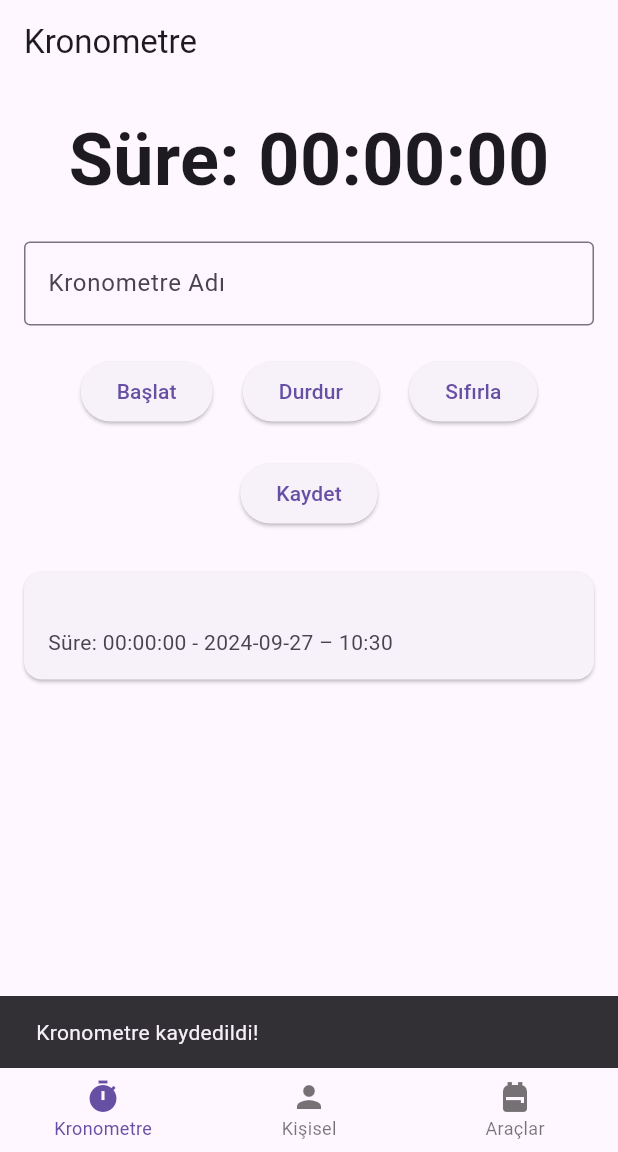
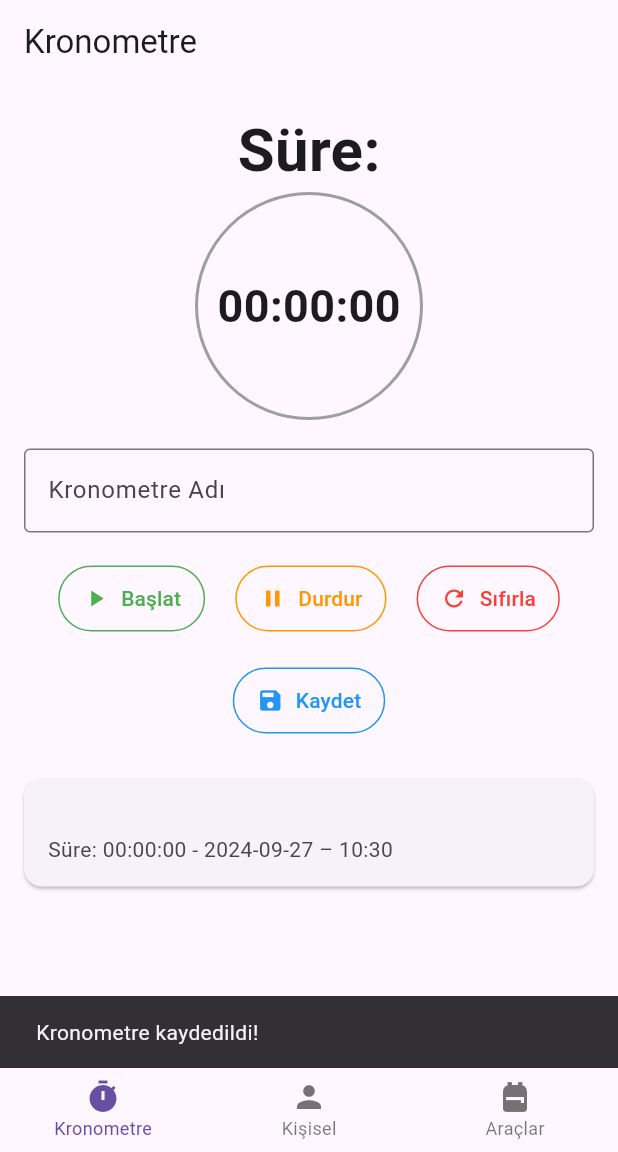
Before and after one commit to Mehm-Guldas/dusbuddy, a Flutter app: the screen it shows after launch, after a tap on "Kaydet", on a phone screen of 412 x 824 dp, the part 84-1236 px from its top. Run offline on Flutter 3.47's test engine with Material 3 defaults, Android fonts, the phone set to English and light mode, and no system bars; our stand-ins replace sqflite; accounts and stored records are empty; network calls fail.

Commit message:
update chronometer_screen.dart

```diff
--- a/lib/Pages/chronometer_screen.dart
+++ b/lib/Pages/chronometer_screen.dart
@@ -1,8 +1,8 @@
 import 'dart:async';
 import 'package:dusbuddy2/Database/sqflite_kronometre.dart';
 import 'package:flutter/material.dart';
-import '../Database/sqflite_kronometre.dart';
 import 'package:intl/intl.dart'; // Tarih formatlama için
+import 'dart:math'; // Daire çizerken radianlar kullanacağız
 
 class ChronometerScreen extends StatefulWidget {
   const ChronometerScreen({Key? key}) : super(key: key);
@@ -17,29 +17,31 @@ class _ChronometerScreenState extends State<ChronometerScreen> {
   Duration _duration = Duration();
   late String _formattedTime;
   TextEditingController _nameController = TextEditingController();
-  List<Map<String, dynamic>> _chronometerList = []; // Kayıtları saklamak için
-  late Timer _timer; // Zamanlayıcı ekledik
+  List<Map<String, dynamic>> _chronometerList = [];
+  Timer? _timer; // Zamanlayıcı nullable olabilir
+  double _progress = 0.0;
 
   @override
   void initState() {
     super.initState();
     db = ChronometerDatabase();
     db.openDb().then((_) {
-      _loadChronometers(); // Veritabanından kayıtları yükle
+      _loadChronometers();
     });
     _formattedTime = _formatTime(_duration);
   }
 
-  // Veritabanından kronometre kayıtlarını yükleme
   Future<void> _loadChronometers() async {
-    List<Map<String, dynamic>> chronometers = await db.getChronometers();
-    print("Yüklenen veriler: $chronometers");  // Konsolda yazdır
-    setState(() {
-      _chronometerList = chronometers;  // Veritabanından gelen verileri listeye ekle
-    });
+    try {
+      List<Map<String, dynamic>> chronometers = await db.getChronometers();
+      setState(() {
+        _chronometerList = chronometers;
+      });
+    } catch (e) {
+      print("Veritabanı hatası: $e");
+    }
   }
 
-  // Zamanı formatlama
   String _formatTime(Duration duration) {
     String twoDigits(int n) => n.toString().padLeft(2, '0');
     String twoDigitMinutes = twoDigits(duration.inMinutes.remainder(60));
@@ -47,7 +49,6 @@ class _ChronometerScreenState extends State<ChronometerScreen> {
     return "${twoDigits(duration.inHours)}:$twoDigitMinutes:$twoDigitSeconds";
   }
 
-  // Kronometreyi başlatma
   void _startStopwatch() {
     setState(() {
       _stopwatch.start();
@@ -55,49 +56,49 @@ class _ChronometerScreenState extends State<ChronometerScreen> {
         setState(() {
           _duration = _stopwatch.elapsed;
           _formattedTime = _formatTime(_duration);
+          _progress = (_duration.inSeconds % 60) / 60.0;
         });
       });
     });
   }
 
-  // Kronometreyi durdurma
   void _stopStopwatch() {
     setState(() {
       _stopwatch.stop();
-      _timer.cancel(); // Zamanlayıcıyı durdur
+      _timer?.cancel(); // Zamanlayıcı null kontrolü
     });
   }
 
-  // Kronometreyi sıfırlama
   void _resetStopwatch() {
     setState(() {
       _stopwatch.reset();
       _duration = Duration();
       _formattedTime = _formatTime(_duration);
-      _nameController.clear(); // Adı temizle
+      _nameController.clear();
+      _progress = 0.0;
     });
   }
 
-  // Süreyi veritabanına kaydetme
   Future<void> _saveChronometer() async {
     try {
       String name = _nameController.text;
       String date = DateFormat('yyyy-MM-dd – kk:mm').format(DateTime.now());
 
       await db.insertChronometer(name, _duration.inSeconds, date);
-      await _loadChronometers(); // Veriyi güncelledikten sonra ekrana yansıtmak için listeyi yükle
+      await _loadChronometers();
 
       ScaffoldMessenger.of(context).showSnackBar(
         SnackBar(content: Text("Kronometre kaydedildi!")),
       );
     } catch (e) {
-      print("Hata oluştu: $e"); // Hata mesajını konsola yazdır
+      print("Hata oluştu: $e");
     }
   }
 
   @override
   void dispose() {
-    _timer.cancel(); // Timer'ı temizle
+    _timer?.cancel(); // Timer'ı temizle ve null kontrolü
+    _stopwatch.stop(); // Stopwatch'ı durdur
     super.dispose();
   }
 
@@ -106,13 +107,28 @@ class _ChronometerScreenState extends State<ChronometerScreen> {
     return Scaffold(
       appBar: AppBar(title: Text('Kronometre')),
       body: Padding(
-        padding: EdgeInsets.all(16.0),
+        padding: const EdgeInsets.all(16.0),
         child: Column(
           crossAxisAlignment: CrossAxisAlignment.center,
           children: [
             Text(
-              'Süre: $_formattedTime',
-              style: TextStyle(fontSize: 48.0, fontWeight: FontWeight.bold),
+              'Süre:',
+              style: TextStyle(fontSize: 40.0, fontWeight: FontWeight.bold),
+            ),
+            CustomPaint(
+              painter: CircularBorderPainter(_progress),
+              child: Container(
+                width: 150,
+                height: 150,
+                alignment: Alignment.center,
+                child: Text(
+                  '$_formattedTime',
+                  style: TextStyle(
+                    fontSize: 30.0,
+                    fontWeight: FontWeight.bold,
+                  ),
+                ),
+              ),
             ),
             SizedBox(height: 20),
             TextField(
@@ -126,29 +142,52 @@ class _ChronometerScreenState extends State<ChronometerScreen> {
             Row(
               mainAxisAlignment: MainAxisAlignment.center,
               children: [
-                ElevatedButton(
+                OutlinedButton.icon(
                   onPressed: _startStopwatch,
-                  child: Text('Başlat'),
+                  icon: Icon(Icons.play_arrow),
+                  label: Text('Başlat'),
+                  style: OutlinedButton.styleFrom(
+                    foregroundColor: Colors.green, // primary yerine foregroundColor kullanılıyor
+                    side: BorderSide(color: Colors.green),
+                    padding: EdgeInsets.symmetric(vertical: 12, horizontal: 16),
+                  ),
                 ),
                 SizedBox(width: 20),
-                ElevatedButton(
+                OutlinedButton.icon(
                   onPressed: _stopStopwatch,
-                  child: Text('Durdur'),
+                  icon: Icon(Icons.pause),
+                  label: Text('Durdur'),
+                  style: OutlinedButton.styleFrom(
+                    foregroundColor: Colors.orange, // primary yerine foregroundColor
+                    side: BorderSide(color: Colors.orange),
+                    padding: EdgeInsets.symmetric(vertical: 12, horizontal: 16),
+                  ),
                 ),
                 SizedBox(width: 20),
-                ElevatedButton(
+                OutlinedButton.icon(
                   onPressed: _resetStopwatch,
-                  child: Text('Sıfırla'),
+                  icon: Icon(Icons.refresh),
+                  label: Text('Sıfırla'),
+                  style: OutlinedButton.styleFrom(
+                    foregroundColor: Colors.red, // primary yerine foregroundColor
+                    side: BorderSide(color: Colors.red),
+                    padding: EdgeInsets.symmetric(vertical: 12, horizontal: 16),
+                  ),
                 ),
               ],
             ),
             SizedBox(height: 20),
-            ElevatedButton(
+            OutlinedButton.icon(
               onPressed: _saveChronometer,
-              child: Text('Kaydet'),
+              icon: Icon(Icons.save),
+              label: Text('Kaydet'),
+              style: OutlinedButton.styleFrom(
+                foregroundColor: Colors.blue, // primary yerine foregroundColor
+                side: BorderSide(color: Colors.blue),
+                padding: EdgeInsets.symmetric(vertical: 12, horizontal: 16),
+              ),
             ),
             SizedBox(height: 20),
-            // Kayıtları gösteren liste
             Expanded(
               child: _chronometerList.isEmpty
                   ? Center(child: Text('Kayıtlı veri bulunmuyor'))
@@ -161,7 +200,8 @@ class _ChronometerScreenState extends State<ChronometerScreen> {
                     child: ListTile(
                       title: Text(chronometer['name']),
                       subtitle: Text(
-                          'Süre: ${_formatTime(Duration(seconds: chronometer['duration']))} - ${chronometer['date']}'),
+                        'Süre: ${_formatTime(Duration(seconds: chronometer['duration']))} - ${chronometer['date']}',
+                      ),
                     ),
                   );
                 },
@@ -173,3 +213,41 @@ class _ChronometerScreenState extends State<ChronometerScreen> {
     );
   }
 }
+
+class CircularBorderPainter extends CustomPainter {
+  final double progress;
+
+  CircularBorderPainter(this.progress);
+
+  @override
+  void paint(Canvas canvas, Size size) {
+    final Paint basePaint = Paint()
+      ..color = Colors.grey
+      ..strokeWidth = 2
+      ..style = PaintingStyle.stroke;
+
+    final Paint progressPaint = Paint()
+      ..color = Color.fromARGB(255, 0, 255, 51)
+      ..strokeWidth = 5
+      ..style = PaintingStyle.stroke
+      ..strokeCap = StrokeCap.round;
+
+    final double radius = size.width / 2;
+    final double sweepAngle = 2 * pi * progress;
+    final Offset center = Offset(size.width / 2, size.height / 2);
+
+    canvas.drawCircle(center, radius, basePaint);
+    canvas.drawArc(
+      Rect.fromCircle(center: center, radius: radius),
+      -pi / 2,
+      sweepAngle,
+      false,
+      progressPaint,
+    );
+  }
+
+  @override
+  bool shouldRepaint(CircularBorderPainter oldDelegate) {
+    return oldDelegate.progress != progress;
+  }
+}
```
Also changed, not shown: pubspec.lock.
